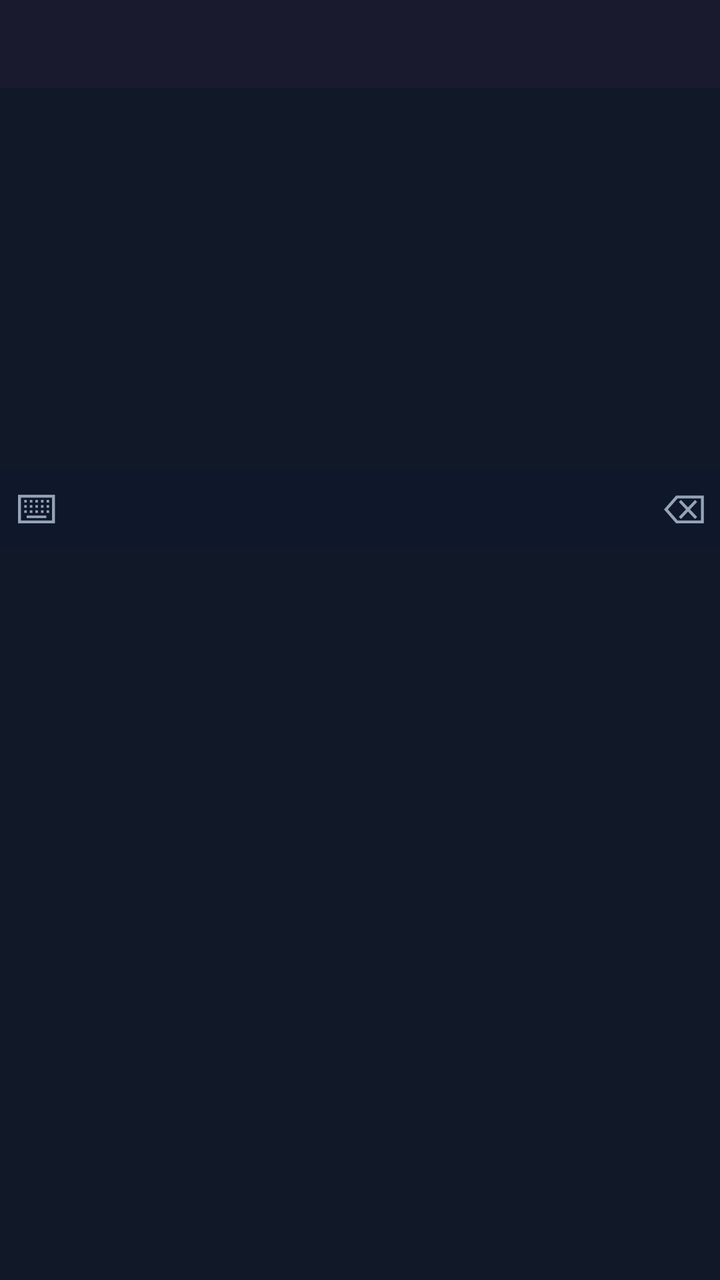
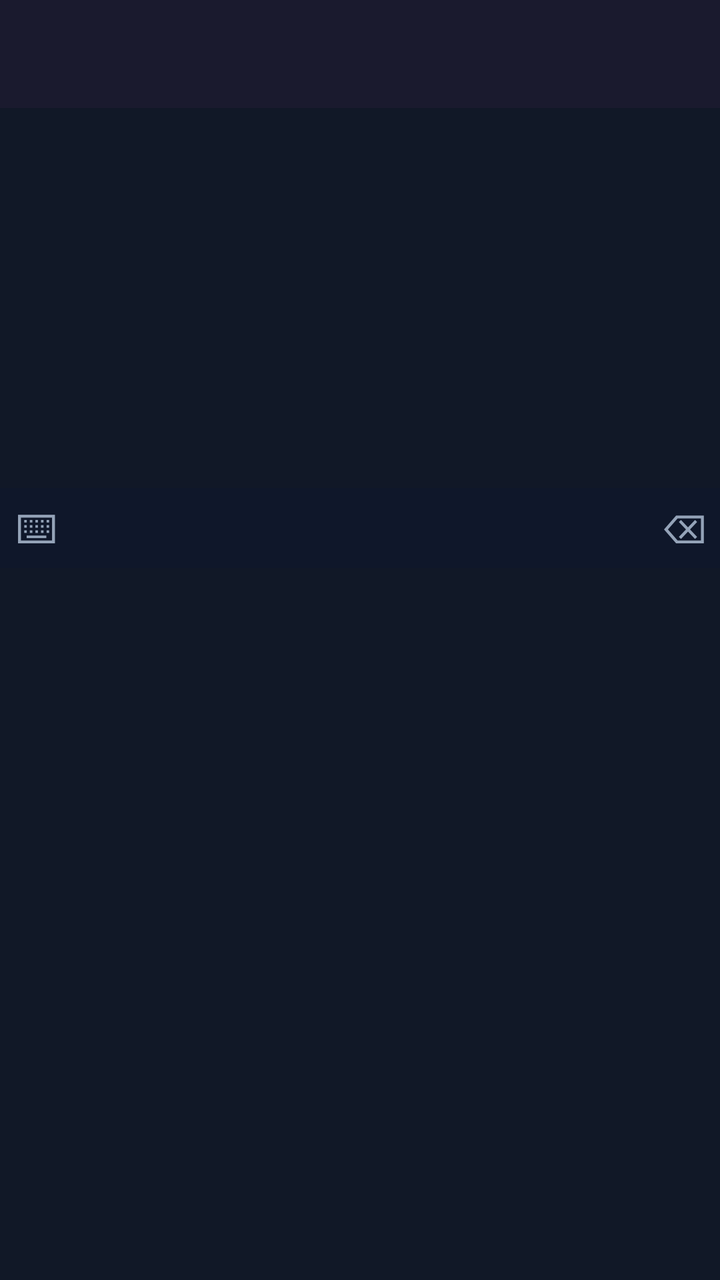

Before-and-after screenshots of an Android layout around one commit, followed by the original layout XML and the change that was made.
<!-- AndroidManifest.xml: application theme Theme.AppCompat.NoActionBar -->
<!-- res/layout/emoji_panel.xml -->
<?xml version="1.0" encoding="utf-8"?>
<LinearLayout xmlns:android="http://schemas.android.com/apk/res/android"
    android:layout_width="match_parent"
    android:layout_height="wrap_content"
    android:orientation="vertical"
    android:background="#111827">

    
    <HorizontalScrollView
        android:layout_width="match_parent"
        android:layout_height="44dp"
        android:scrollbars="none"
        android:background="#1A1A2E">
        <LinearLayout
            android:id="@+id/emoji_category_tabs"
            android:layout_width="wrap_content"
            android:layout_height="match_parent"
            android:orientation="horizontal"
            android:gravity="center_vertical"/>
    </HorizontalScrollView>

    
    <ScrollView
        android:id="@+id/emoji_scroll"
        android:layout_width="match_parent"
        android:layout_height="190dp"
        android:scrollbars="none"
        android:overScrollMode="never">
        <GridLayout
            android:id="@+id/emoji_grid"
            android:layout_width="match_parent"
            android:layout_height="wrap_content"
            android:columnCount="9"
            android:padding="2dp"/>
    </ScrollView>

    
    <LinearLayout
        android:layout_width="match_parent"
        android:layout_height="40dp"
        android:orientation="horizontal"
        android:background="#0F172A">

        <TextView
            android:id="@+id/btn_emoji_keyboard"
            android:layout_width="0dp"
            android:layout_weight="1"
            android:layout_height="match_parent"
            android:text="⌨"
            android:textSize="20sp"
            android:gravity="center"
            android:textColor="#94A3B8"/>

        <View
            android:layout_width="0dp"
            android:layout_weight="8"
            android:layout_height="match_parent"/>

        <TextView
            android:id="@+id/btn_emoji_del"
            android:layout_width="0dp"
            android:layout_weight="1"
            android:layout_height="match_parent"
            android:text="⌫"
            android:textSize="20sp"
            android:gravity="center"
            android:textColor="#94A3B8"/>
    </LinearLayout>

</LinearLayout>
<!-- resources referenced by this layout -->
<resources>

</resources>

<!-- the commit's change to res/layout/emoji_panel.xml (unified diff, before → after) -->
@@ -8,7 +8,7 @@
     
     <HorizontalScrollView
         android:layout_width="match_parent"
-        android:layout_height="44dp"
+        android:layout_height="54dp"
         android:scrollbars="none"
         android:background="#1A1A2E">
         <LinearLayout
